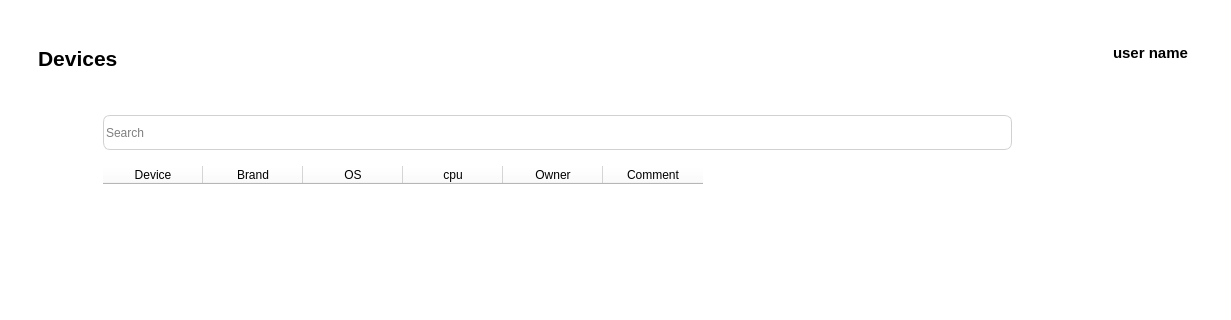
fedulovs/InventoryUI, file layouts/devices_screen.ui: the form before one commit; both pictures show x 0 to 1231 and y 0 to 320 of the 1231 by 774 pixel window.
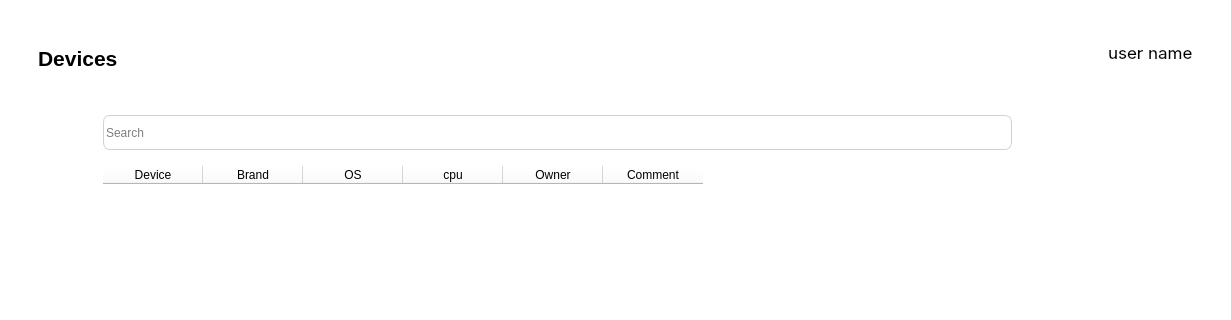
The form after the commit. Icons and pictures are not drawn.

Commit message: Fix fonts and borders

Diff of the .ui file:
```diff
--- a/layouts/devices_screen.ui
+++ b/layouts/devices_screen.ui
@@ -41,6 +41,13 @@
      <layout class="QHBoxLayout" name="horizontalLayout_2">
       <item>
        <widget class="QFrame" name="frame_2">
+        <property name="font">
+         <font>
+          <family>Inter</family>
+          <pointsize>13</pointsize>
+          <bold>false</bold>
+         </font>
+        </property>
         <property name="frameShape">
          <enum>QFrame::StyledPanel</enum>
         </property>
@@ -57,10 +64,10 @@
             <enum>QFrame::Raised</enum>
            </property>
            <layout class="QHBoxLayout" name="horizontalLayout_4">
-            <item>
+            <item alignment="Qt::AlignLeft|Qt::AlignTop">
              <widget class="QLabel" name="title">
               <property name="sizePolicy">
-               <sizepolicy hsizetype="Preferred" vsizetype="Preferred">
+               <sizepolicy hsizetype="Preferred" vsizetype="MinimumExpanding">
                 <horstretch>0</horstretch>
                 <verstretch>0</verstretch>
                </sizepolicy>
@@ -143,8 +150,9 @@
               </property>
               <property name="font">
                <font>
-                <pointsize>11</pointsize>
-                <bold>true</bold>
+                <family>Inter</family>
+                <pointsize>13</pointsize>
+                <bold>false</bold>
                </font>
               </property>
               <property name="styleSheet">
```
Left out of the diff: 20 changed lines with no effect on the pictures. The commit also changes 2 other files.
